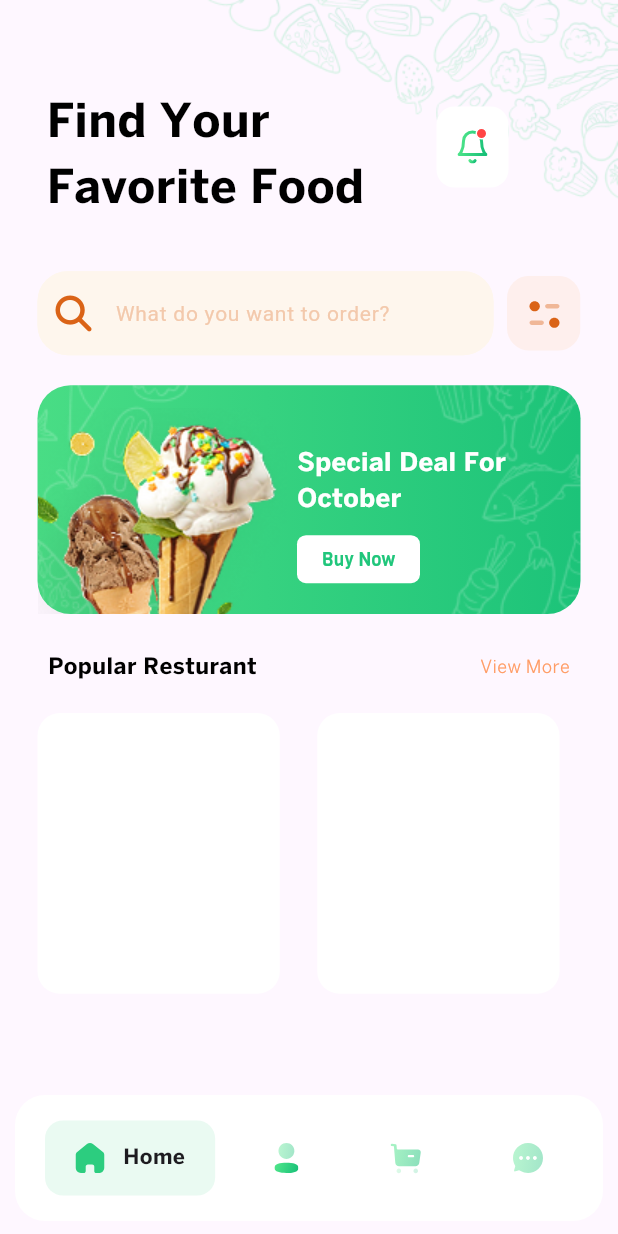
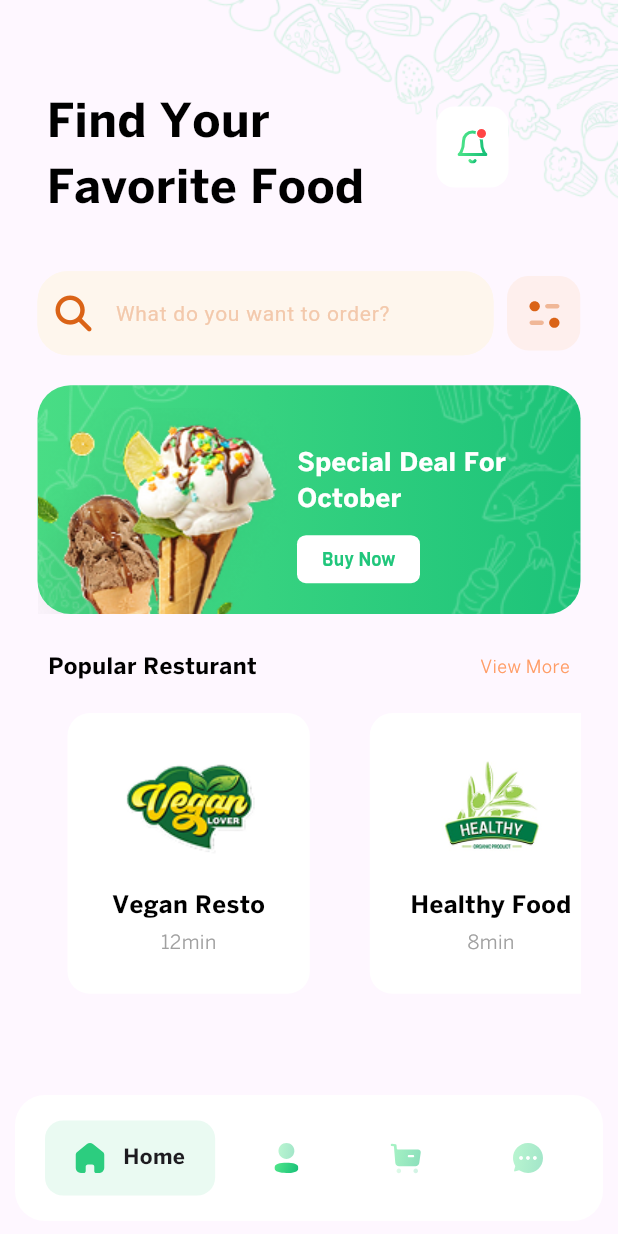
Before and after one commit to mohamedemad121/food-ninja, a Flutter app: the NavBar screen opened by its route, on a phone screen of 412 x 824 dp. Run offline on Flutter 3.47's test engine with Material 3 defaults, Android fonts, the phone set to English and light mode, and no system bars; drawn by our look-alikes of google_nav_bar; our stand-ins replace flutter_svg, font_awesome_flutter, go_router, image_picker, pinput.

Commit message:
feat: Refactor ListViewPopular to use dynamic item count and improve layout with padding

```diff
--- a/lib/presentation/home_view/views/home_view.dart
+++ b/lib/presentation/home_view/views/home_view.dart
@@ -24,12 +24,9 @@ class HomeView extends StatelessWidget {
           SliverToBoxAdapter(
             child: SizedBox(
               height: MediaQuery.of(context).size.height * (184 / 810),
-              child: ListView.builder(
-                scrollDirection: Axis.horizontal,
-                itemCount: 2,
-                itemBuilder: (context, index) {
-                  return ListViewPopular();
-                },
+              child: Padding(
+                padding: const EdgeInsets.symmetric(horizontal: 25),
+                child: ListViewPopular(),
               ),
             ),
           ),
--- a/lib/presentation/home_view/widgets/list_view_popular.dart
+++ b/lib/presentation/home_view/widgets/list_view_popular.dart
@@ -1,36 +1,89 @@
 import 'package:flutter/material.dart';
+import 'package:foodninja/core/constant/image_manger.dart';
 import 'package:foodninja/models/list_tile_model.dart';
 
 class ListViewPopular extends StatelessWidget {
-   ListViewPopular({super.key, });
-final List<ListTileModel>listmodel =[
+  ListViewPopular({super.key});
 
-
-
+  final List<ListTileModel> listmodel = [
+    ListTileModel(
+      image: ImageManger.vegan,
+      title: 'Vegan Resto',
+      subtitle: '12min',
+    ),
+    ListTileModel(
+      image: ImageManger.healthy,
+      title: 'Healthy Food',
+      subtitle: '8min',
+    ),
+    ListTileModel(
+      image: ImageManger.goodfood,
+      title: 'Good Food',
+      subtitle: '12min',
+    ),
+    ListTileModel(
+      image: ImageManger.smart,
+      title: 'Smart Rose',
+      subtitle: '8mins',
+    ),
+    ListTileModel(image: ImageManger.chef, title: 'Chef R', subtitle: '9mins'),
+    ListTileModel(image: ImageManger.recto, title: 'Recto', subtitle: '12mins'),
   ];
 
   @override
   Widget build(BuildContext context) {
+    return ListView.builder(
+      itemCount: listmodel.length,
+      scrollDirection: Axis.horizontal,
+      itemBuilder: (context, index) {
+        final item = listmodel[index];
         return Padding(
-      padding: const EdgeInsets.only(left: 25),
+          padding: const EdgeInsets.symmetric(horizontal: 20),
           child: Container(
             width: MediaQuery.of(context).size.width * (147 / 375),
             decoration: BoxDecoration(
               color: Color(0xffFFFFFF),
               borderRadius: BorderRadius.circular(15),
             ),
-        child: Column(children: [
+            child: Column(
+              children: [
+                SizedBox(height: 26),
+                Image.asset(
+                  item.image,
+                  height: MediaQuery.of(context).size.height * (73 / 810),
+                ),
+                SizedBox(height: 17),
+                Text(
+                  item.title,
+                  style: TextStyle(
+                    fontSize: 16,
+                    color: Colors.black,
+                    fontFamily: 'BentonSansbold',
+                  ),
+                ),
 
+                SizedBox(height: 4),
 
-
-
-
+                Text(
+                  item.subtitle,
+                  style: TextStyle(
+                    fontSize: 13,
+                    color: Color(0xffa0a0a0),
+                    fontFamily: 'BentonSansBook',
+                  ),
+                ),
               ],
-
-
-
             ),
           ),
         );
+      },
+    );
   }
 }
+
+//  Container(
+//         width: MediaQuery.of(context).size.width * (147 / 375),
+//         decoration: BoxDecoration(
+//           color: Color(0xffFFFFFF),
+//           borderRadius: BorderRadius.circular(15),
+//         ),
```
Lines whose indentation alone changed are shown as unchanged.
